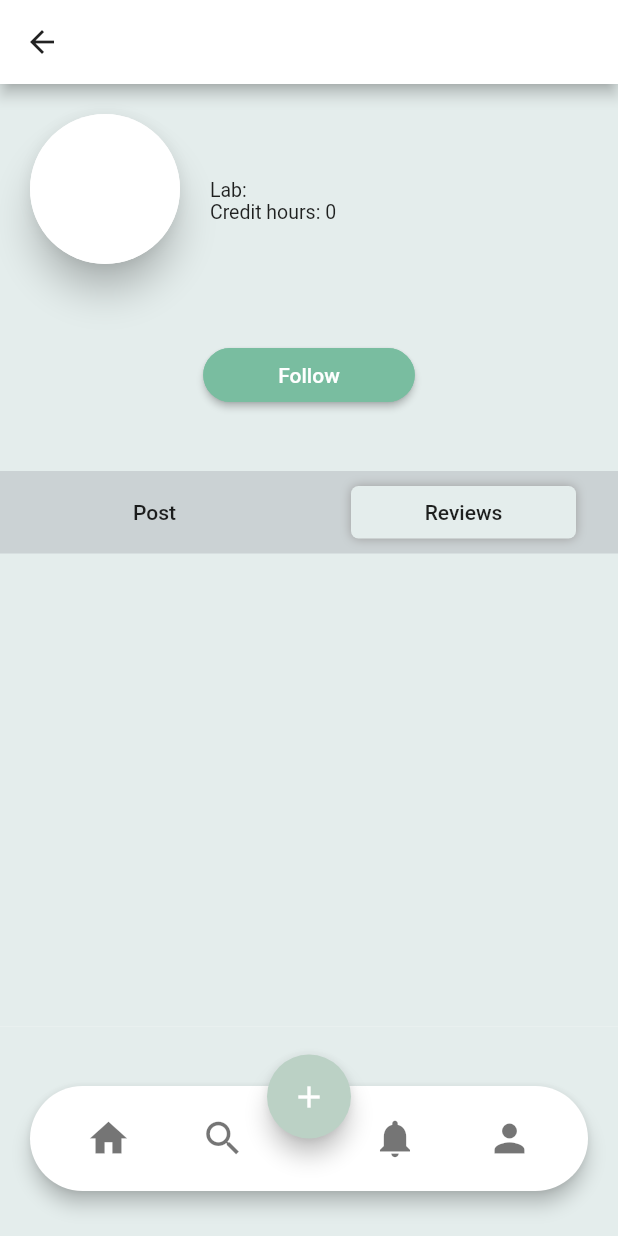
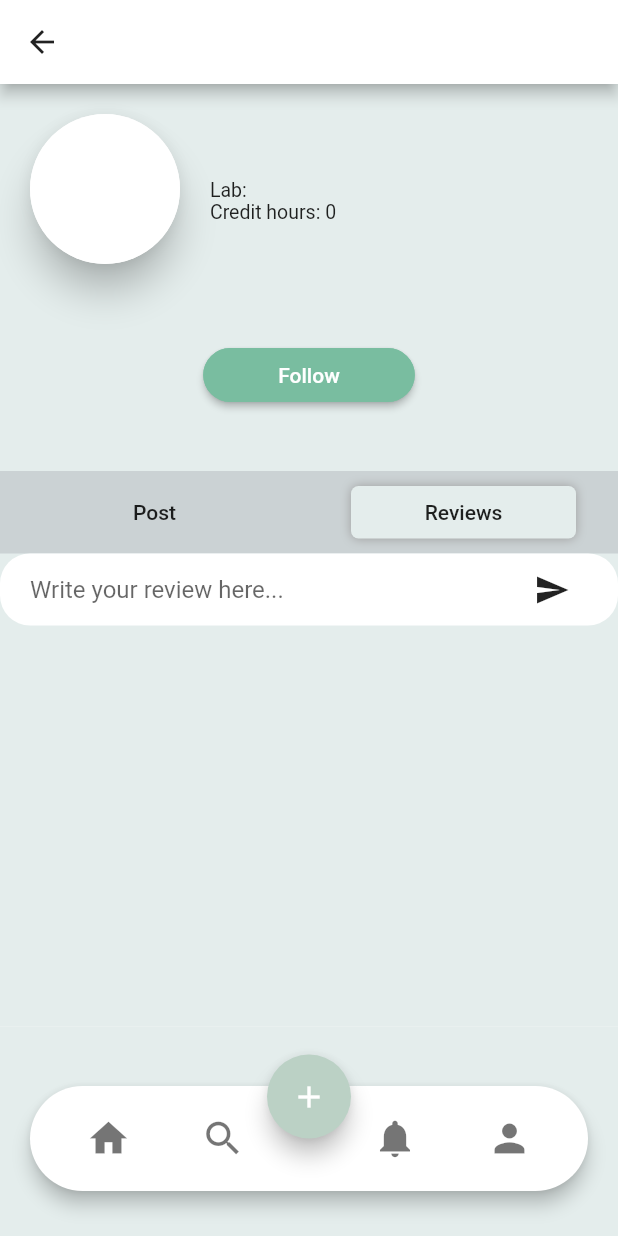
Before and after one commit to Sanchit-Rastogi/iConnect, a Flutter app: the CoursePage screen opened directly with empty values, on a phone screen of 412 x 824 dp. Run offline on Flutter 3.47's test engine with Material 2 defaults, Android fonts, the phone set to English and light mode, and no system bars; our stand-ins replace auto_size_text, cloud_firestore, firebase_storage, flutter_datetime_picker, image_picker, line_icons; accounts and stored records are empty.

Commit message:
course review added

```diff
--- a/lib/screens/course.dart
+++ b/lib/screens/course.dart
@@ -2,6 +2,7 @@ import 'package:flutter/cupertino.dart';
 import 'package:flutter/material.dart';
 import 'package:auto_size_text/auto_size_text.dart';
 import 'package:cloud_firestore/cloud_firestore.dart';
+import 'package:flutter_datetime_picker/flutter_datetime_picker.dart';
 import 'package:iconnect/models/course_idMap.dart';
 import 'media_post.dart';
 import 'package:iconnect/widgets/course_review.dart';
@@ -30,13 +31,14 @@ class _CoursePageState extends State<CoursePage> {
   bool isReview = true;
   bool isPost = false;
   List<String> coursePostList = [];
+  String currReviewsID;
 
   void getCourseReviews() async {
     CourseIdMap idMap = CourseIdMap();
-    String currID = idMap.ids[widget.courseId];
+    currReviewsID = idMap.ids[widget.courseId];
     final reviews = await firestore
         .collection('courses')
-        .document(currID)
+        .document(currReviewsID)
         .collection('review')
         .getDocuments();
     for (var review in reviews.documents) {
@@ -92,6 +94,7 @@ class _CoursePageState extends State<CoursePage> {
   @override
   Widget build(BuildContext context) {
     return Scaffold(
+      resizeToAvoidBottomInset: false,
       appBar: AppBar(
         backgroundColor: Colors.white,
         title: AutoSizeText(
@@ -269,6 +272,7 @@ class _CoursePageState extends State<CoursePage> {
                     child: isReview
                         ? CourseReview(
                             reviewList: courseReviewList,
+                            currID: currReviewsID,
                           )
                         : CoursePost(
                             postList: coursePostList,
--- a/lib/widgets/course_review.dart
+++ b/lib/widgets/course_review.dart
@@ -1,19 +1,71 @@
 import 'package:flutter/material.dart';
+import 'package:cloud_firestore/cloud_firestore.dart';
 
-class CourseReview extends StatelessWidget {
+class CourseReview extends StatefulWidget {
   final List<String> reviewList;
-  CourseReview({this.reviewList});
+  final String currID;
+  CourseReview({this.reviewList, this.currID});
+
+  @override
+  _CourseReviewState createState() => _CourseReviewState();
+}
+
+class _CourseReviewState extends State<CourseReview> {
+  final _controller = TextEditingController();
+
+  Firestore firestore = Firestore.instance;
 
   @override
   Widget build(BuildContext context) {
-    return ListView.builder(
-      itemBuilder: (context, index) {
-        return ListTile(
-          leading: Icon(Icons.comment),
-          title: Text(reviewList[index]),
-        );
-      },
-      itemCount: reviewList.length,
+    return Column(
+      children: <Widget>[
+        Container(
+          padding: EdgeInsets.only(left: 20.0),
+          decoration: BoxDecoration(
+            color: Colors.white,
+            borderRadius: BorderRadius.circular(20.0),
+          ),
+          child: Row(
+            children: <Widget>[
+              Expanded(
+                child: TextField(
+                  controller: _controller,
+                  decoration: InputDecoration(
+                    hintText: 'Write your review here...',
+                    border: InputBorder.none,
+                  ),
+                ),
+              ),
+              FlatButton(
+                onPressed: () {
+                  firestore
+                      .collection('courses')
+                      .document(widget.currID)
+                      .collection('review')
+                      .add({'text': _controller.value.text});
+                  setState(() {
+                    widget.reviewList.add(_controller.value.text);
+                  });
+                  _controller.clear();
+                  FocusScope.of(context).unfocus();
+                },
+                child: Icon(Icons.send),
+              ),
+            ],
+          ),
+        ),
+        Expanded(
+          child: ListView.builder(
+            itemBuilder: (context, index) {
+              return ListTile(
+                leading: Icon(Icons.comment),
+                title: Text(widget.reviewList[index]),
+              );
+            },
+            itemCount: widget.reviewList.length,
+          ),
+        ),
+      ],
     );
   }
 }
```
Also changed, not shown: pubspec.lock.
